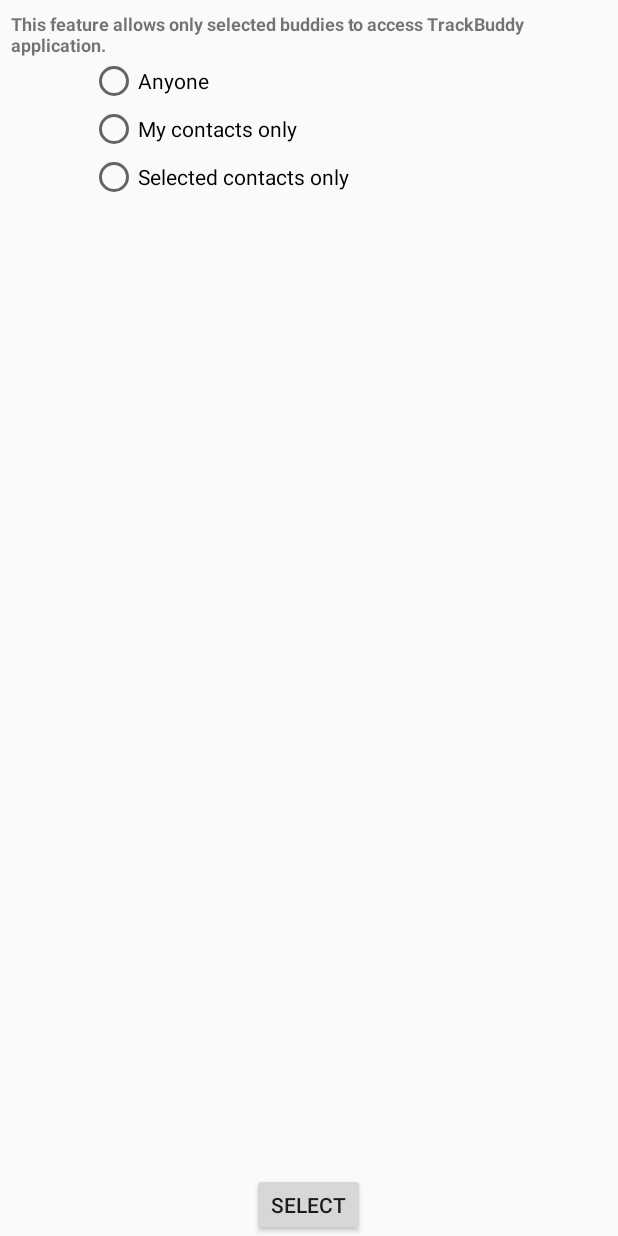
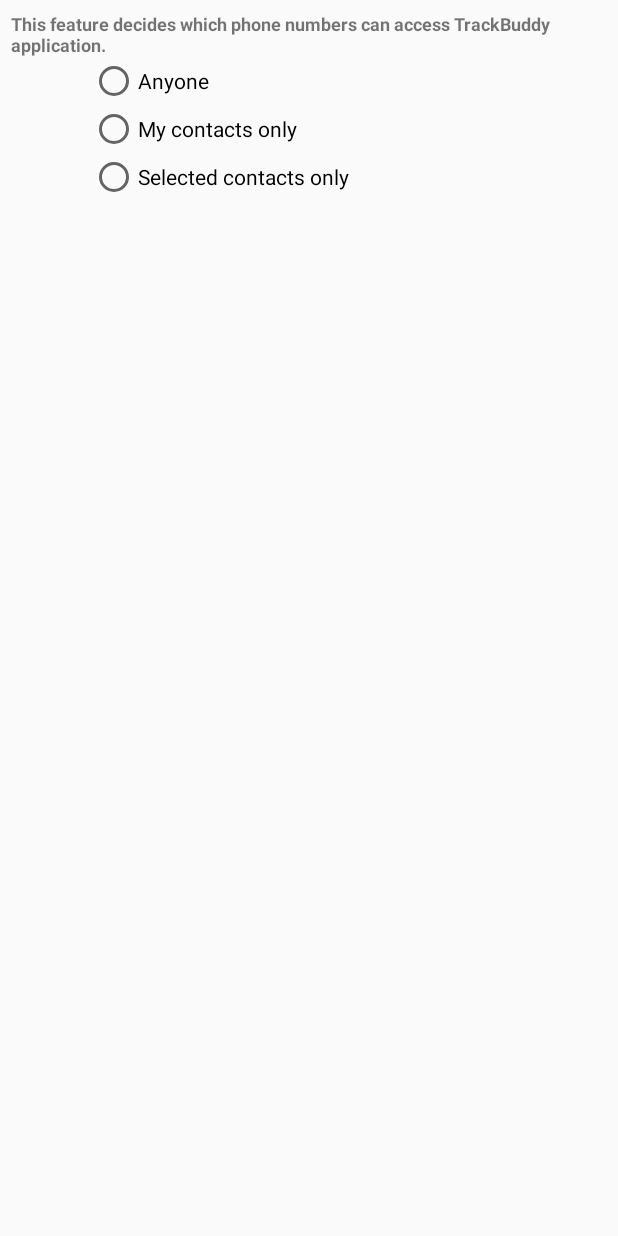
Before and after one commit to codebasepk/TrackBuddy, an Android app: the layout dialog_four.xml on its own in the app's theme, with its tools: preview values and no code run, on a phone screen of 412 x 824 dp. Run offline under Robolectric (Android 15) with nearby library versions, the phone set to English and light mode, and no system bars.

Commit message:
Improve whitelist contacts

```diff
--- a/app/src/main/res/layout/dialog_four.xml
+++ b/app/src/main/res/layout/dialog_four.xml
@@ -14,74 +14,45 @@
         android:layout_marginRight="7dp"
         android:layout_centerHorizontal="true"
         android:textStyle="bold"
-        android:text="This feature allows only selected buddies to access TrackBuddy application."
+        android:text="This feature decides which phone numbers can access TrackBuddy application."
         android:textSize="12dp"/>
 
-    <!--<Switch-->
-        <!--android:layout_below="@+id/blacklistInfo"-->
-        <!--android:layout_marginTop="10dp"-->
-        <!--android:layout_width="wrap_content"-->
-        <!--android:layout_height="wrap_content"-->
-        <!--android:layout_centerHorizontal="true"-->
-        <!--android:id="@+id/switchBlacklist" />-->
-
-    <!--<EditText-->
-        <!--android:layout_marginTop="15dp"-->
-        <!--android:layout_width="230dp"-->
-        <!--android:layout_height="40dp"-->
-        <!--android:inputType="textNoSuggestions"-->
-        <!--android:layout_below="@+id/switchBlacklist"-->
-        <!--android:layout_centerHorizontal="true"-->
-        <!--android:hint="Tap to add numbers."-->
-        <!--android:textSize="14dp"-->
-        <!--android:id="@+id/editTextBlacklist"/>-->
-
-    <!--<Button-->
-        <!--style="?android:attr/buttonStyleSmall"-->
-        <!--android:layout_width="wrap_content"-->
-        <!--android:layout_height="wrap_content"-->
-        <!--android:text="Apply"-->
-        <!--android:id="@+id/applyButtonBlacklist"-->
-        <!--android:layout_below="@+id/editTextBlacklist"-->
-        <!--android:layout_alignRight="@+id/editTextBlacklist"-->
-        <!--android:layout_alignEnd="@+id/editTextBlacklist"/>-->
-
+    <RadioGroup
+        android:id="@+id/radioGroup"
+        android:layout_below="@+id/whitelistInfo"
+        android:layout_width="wrap_content"
+        android:layout_height="wrap_content"
+        android:layout_alignParentLeft="true"
+        android:layout_marginLeft="60dp"
+        android:onClick="onRadioButtonClick">
         <RadioButton
             android:id="@+id/radioButtonOne"
             android:layout_width="wrap_content"
             android:layout_height="wrap_content"
-        android:text="Anyone"
-        android:layout_alignParentLeft="true"
-        android:layout_marginLeft="60dp"
-        android:layout_below="@+id/whitelistInfo"/>
+            android:text="Anyone"/>
         <RadioButton
             android:id="@+id/radioButtonTwo"
             android:layout_width="wrap_content"
             android:layout_height="wrap_content"
-        android:text="My contacts only"
-        android:layout_alignParentLeft="true"
-        android:layout_marginLeft="60dp"
-        android:layout_below="@+id/radioButtonOne"/>
+            android:text="My contacts only"/>
         <RadioButton
             android:id="@+id/radioButtonThree"
             android:layout_width="wrap_content"
             android:layout_height="wrap_content"
-        android:text="Selected contacts only"
-        android:layout_alignParentLeft="true"
-        android:layout_marginLeft="60dp"
-        android:layout_below="@+id/radioButtonTwo"/>
+            android:text="Selected contacts only"/>
+    </RadioGroup>
 
     <ListView
         android:layout_width="match_parent"
         android:layout_height="wrap_content"
-        android:layout_below="@+id/radioButtonThree"
+        android:layout_below="@+id/radioGroup"
         android:layout_above="@+id/buttonWhitelist"
         android:layout_marginLeft="5dp"
         android:layout_marginRight="5dp"
-        android:id="@+id/lv"/>
+        android:id="@+id/lv"
+        android:visibility="gone"/>
 
     <Button
-
         style="?android:attr/buttonStyleSmall"
         android:id="@+id/buttonWhitelist"
         android:layout_width="75dp"
@@ -90,16 +61,7 @@
         android:layout_centerHorizontal="true"
         android:layout_margin="1dp"
         android:text="Select"
-        android:textSize="14dp"/>
-
-    <!--<TextView-->
-        <!--android:layout_below="@+id/applyButtonBlacklist"-->
-        <!--android:layout_width="wrap_content"-->
-        <!--android:layout_height="wrap_content"-->
-        <!--android:layout_centerHorizontal="true"-->
-        <!--android:layout_margin="5dp"-->
-        <!--android:textColor="#669900"-->
-        <!--android:textSize="10dp"-->
-        <!--android:text="Info: Speed accuracy varies with devices. Under normal conditions, accuracy range is ±5 Km/h."/>-->
+        android:textSize="14dp"
+        android:visibility="gone"/>
 
 </RelativeLayout>
```
Also changed, not shown: app/src/main/AndroidManifest.xml (+4 -7 lines), app/src/main/java/com/byteshaft/trackbuddy/LocationService.java (+8 -3 lines), app/src/main/java/com/byteshaft/trackbuddy/MainActivity.java (+40 -6 lines). Lines whose indentation alone changed are shown as unchanged.
